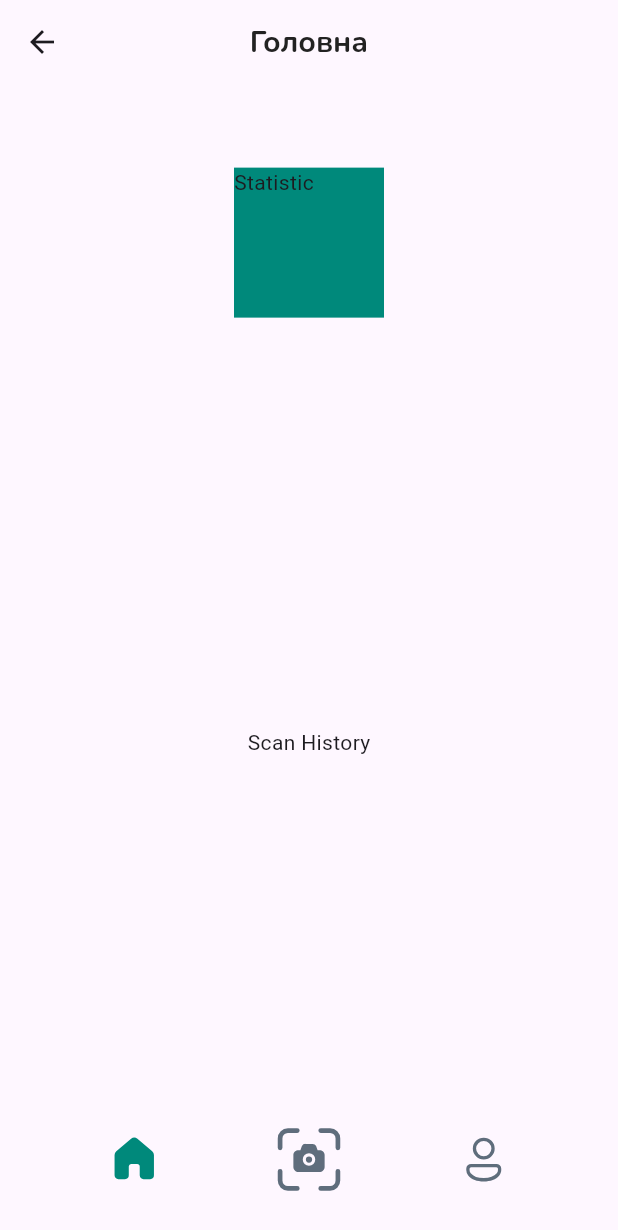
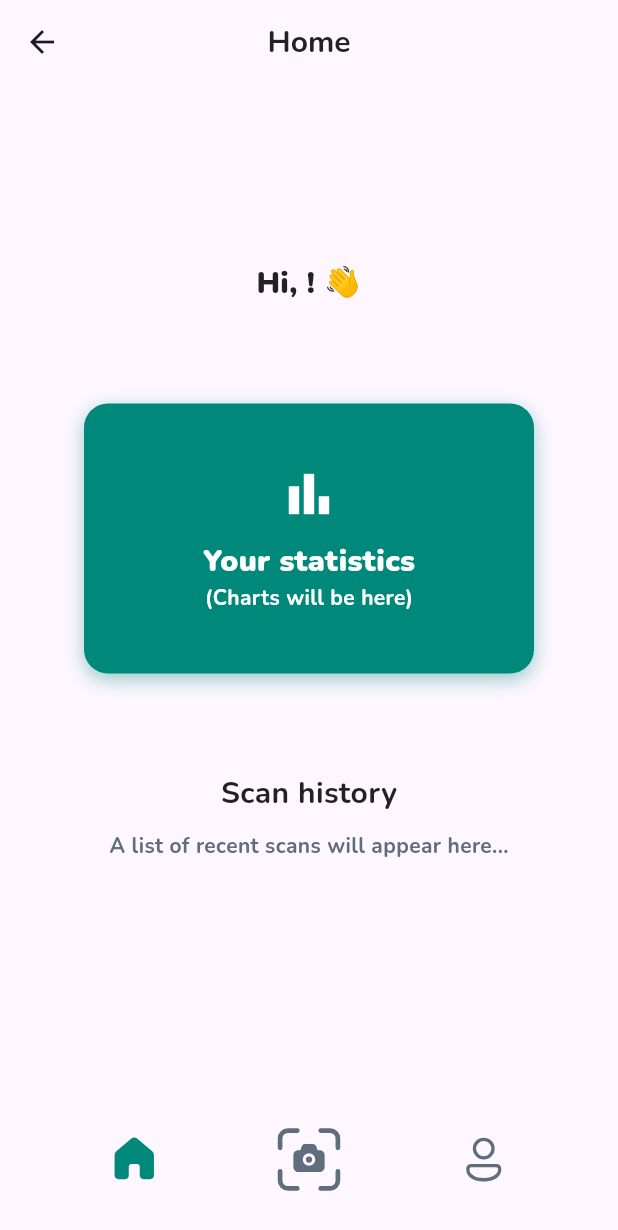
Before and after one commit to jjuulliiaas/Trash-CLassifier, a Flutter app: the HomeScreen screen opened by its route, on a phone screen of 412 x 824 dp. Shown: the top 1230 px of the screen. Run offline on Flutter 3.47's test engine with Material 3 defaults, Android fonts, the light colour scheme and no system bars; our stand-ins replace camera, cloud_firestore, firebase_auth, firebase_core, fluentui_system_icons, google_fonts; missing offline and left inert: tflite_flutter; accounts and stored records are empty.

Commit message:
feat(auth): - add AuthWrapper to handle user session persistence (auto-login) - add dynamic categories and refactor UI architecture - implement fetching of trash categories from Firestore during registration - refactor Home and Account screens: create and extract Guest/User views into separate widgets - optimize navigation: use pop() for auth flows to prevent stack accumulation

```diff
--- a/lib/blocks/auth/provider.dart
+++ b/lib/blocks/auth/provider.dart
@@ -35,6 +35,12 @@ class AuthProvider extends ChangeNotifier {
     }
   }
 
+  Future<void> logout() async {
+      await _authRepository.logout();
+      user = null;
+      notifyListeners();
+  }
+
   Future<void> resetPassword(String email) async {
     try {
       await _authRepository.sendPasswordResetEmail(email);
--- a/lib/l10n/intl_en.arb
+++ b/lib/l10n/intl_en.arb
@@ -31,6 +31,7 @@
   "yourEmail": "Your Email",
   "yourPassword": "Your Password",
   "alreadyHaveAccount": "Already have account?",
+  "notHaveAccount": "Don't have an account yet?",
   "signIn": "Sign In",
   "isRequired": "This field is required",
   "invalidEmail": "Invalid email format",
@@ -45,5 +46,29 @@
   "pleaseEnterYourEmail": "Enter your email address and we will send you a link to reset your password.",
   "resetPassword": "Reset password",
   "forgotPassword": "Forgot password?",
-  "emailSendSuccessfully": "The email has been sent successfully"
+  "emailSendSuccessfully": "The email has been sent successfully",
+  "welcomeToTrashClassifier": "Welcome to Trash Classifier! 🌱",
+  "statisticsUnavailable": "Statistics unavailable",
+  "signInToSeeYourResults": "Sign in to see your results",
+  "scanHistory": "Scan history",
+  "scanHistorySaveOnlyInAccount": "Scan history is saved only in your account.",
+  "friend": "Friend",
+  "greeting": "Hi, {name}! 👋",
+  "@greeting": {
+    "description": "User greeting with name",
+    "placeholders": {
+      "name": {
+        "type": "String"
+      }
+    }
+  },
+  "yourStatistics": "Your statistics",
+  "chartsWillBeHere": "(Charts will be here)",
+  "lastScansWillBeHere": "A list of recent scans will appear here...",
+  "openMoreOpportunities": "Unlock more opportunities",
+  "createAccountForSavingScans": "Create an account to save your scan history and get detailed statistics on sorted waste.",
+  "createAccount": "Create account",
+  "user": "User",
+  "u": "U",
+  "exit": "Sign out"
 }
--- a/lib/main.dart
+++ b/lib/main.dart
@@ -1,3 +1,4 @@
+import 'package:firebase_auth/firebase_auth.dart' as firebase_auth;
 import 'package:firebase_core/firebase_core.dart';
 import 'package:flutter/material.dart';
 import 'package:provider/provider.dart';
@@ -8,6 +9,7 @@ import 'package:trash_classifier/routes.dart';
 import 'package:flutter_localizations/flutter_localizations.dart';
 import 'package:trash_classifier/services/auth_service.dart';
 import 'package:trash_classifier/services/firestore_service.dart';
+import 'package:trash_classifier/widgets/screens/home/screen.dart';
 import 'blocks/auth/repository.dart';
 import 'generated/l10n.dart';
 
@@ -43,7 +45,6 @@ class TrashClassifier extends StatelessWidget {
         ),
         debugShowCheckedModeBanner: AppConfig.isProd ? false : true,
         onGenerateRoute: AppRoutes.generateRoute,
-        initialRoute: AppRoutes.home,
         localizationsDelegates: [
           S.delegate,
           GlobalMaterialLocalizations.delegate,
@@ -54,7 +55,25 @@ class TrashClassifier extends StatelessWidget {
           Locale('en'), // English
           Locale('uk'), // Ukrainian
         ],
-        locale: const Locale('uk'),
+        locale: const Locale('en'),
+        home: const AuthWrapper(),
       );
   }
 }
+
+class AuthWrapper extends StatelessWidget {
+  const AuthWrapper({super.key});
+
+  @override
+  Widget build(BuildContext context) {
+    return StreamBuilder(
+        stream: firebase_auth.FirebaseAuth.instance.authStateChanges(),
+        builder: (context, snapshot) {
+          if (snapshot.connectionState == ConnectionState.waiting) {
+            return const Scaffold(body: Center(child: CircularProgressIndicator()));
+          }
+          return const HomeScreen();
+        }
+    );
+  }
+}
--- a/lib/widgets/screens/home/body.dart
+++ b/lib/widgets/screens/home/body.dart
@@ -1,31 +1,29 @@
+import 'package:firebase_auth/firebase_auth.dart';
 import 'package:flutter/material.dart';
-import 'package:trash_classifier/ui/colors.dart';
+import 'package:trash_classifier/widgets/screens/home/components/user_view.dart';
+
+import 'components/guest_view.dart';
 
 class HomeBody extends StatelessWidget{
   const HomeBody({super.key});
 
   @override
   Widget build(BuildContext context) {
-    return Column(
-      mainAxisAlignment: MainAxisAlignment.spaceAround,
-      children: [
-        Center(
-          child: SizedBox(
-            width: 100,
-            height: 100,
-            child: Container(
-              decoration: BoxDecoration(
-                color: AppColors.primaryGreen
-              ),
-              child: const Text('Statistic'),
-            )
-          )
-        ),
-        const SizedBox(height: 50,),
-        const Text('Scan History'),
-        const SizedBox(height: 50,),
+    return StreamBuilder(
+        stream: FirebaseAuth.instance.userChanges(),
+        builder: (context, snapshot) {
+          if (snapshot.connectionState == ConnectionState.waiting) {
+            return const Center(child: CircularProgressIndicator());
+          }
 
-      ],
+          final user = snapshot.data;
+
+          if(user == null) {
+            return const HomeGuestView();
+          } else {
+            return HomeUserView(user: user);
+          }
+        }
     );
   }
 }
--- /dev/null
+++ b/lib/widgets/screens/home/components/user_view.dart
@@ -0,0 +1,92 @@
+import 'package:flutter/material.dart';
+import 'package:firebase_auth/firebase_auth.dart';
+import '../../../../generated/l10n.dart';
+import '../../../../ui/colors.dart';
+import '../../../../ui/fonts.dart';
+
+class HomeUserView extends StatelessWidget {
+  const HomeUserView({super.key, required this.user});
+
+  final User user;
+
+  @override
+  Widget build(BuildContext context) {
+    final $ = S.of(context);
+
+    final name = user.displayName ?? $.friend;
+
+    return Column(
+      mainAxisAlignment: MainAxisAlignment.spaceAround,
+      children: [
+        const SizedBox(height: 20),
+
+        Text(
+          $.greeting(name),
+          style: AppFonts.buildCategoryHeading(),
+        ),
+
+        Center(
+          child: SizedBox(
+            width: 300,
+            height: 180,
+            child: Container(
+              decoration: BoxDecoration(
+                color: AppColors.primaryGreen,
+                borderRadius: BorderRadius.circular(16),
+                boxShadow: [
+                  BoxShadow(
+                    color: AppColors.primaryGreen.withOpacity(0.4),
+                    blurRadius: 10,
+                    offset: const Offset(0, 4),
+                  )
+                ],
+              ),
+              child: Column(
+                mainAxisAlignment: MainAxisAlignment.center,
+                children: [
+                  const Icon(
+                      Icons.bar_chart,
+                      color: AppColors.primaryWhite,
+                      size: 40
+                  ),
+                  const SizedBox(height: 10),
+                  Text(
+                    $.yourStatistics,
+                    style: AppFonts.buildCategoryHeading(
+                        color: AppColors.primaryWhite
+                    ),
+                  ),
+                  Text(
+                    $.chartsWillBeHere,
+                    style: AppFonts.buildCategoryDescription(
+                        color: AppColors.primaryWhite
+                    ),
+                  ),
+                ],
+              ),
+            ),
+          ),
+        ),
+
+        Column(
+          children: [
+            Text(
+              $.scanHistory,
+              style: AppFonts.buildScreenHeading(
+                  color: AppColors.primaryBlack
+              ),
+            ),
+            const SizedBox(height: 10),
+            Text(
+              $.lastScansWillBeHere,
+              style: AppFonts.buildCategoryDescription(
+                  color: AppColors.primaryGrey
+              ),
+            ),
+          ],
+        ),
+        const SizedBox(height: 50,),
+      ],
+    );
+  }
+}
--- a/lib/widgets/screens/reset_password/screen.dart
+++ b/lib/widgets/screens/reset_password/screen.dart
@@ -1,6 +1,5 @@
 import 'package:flutter/material.dart';
 import 'package:provider/provider.dart';
-import 'package:trash_classifier/widgets/common/bottom_bar.dart';
 import '../../../blocks/reset_password/provider.dart';
 import '../../../generated/l10n.dart';
 import '../../../ui/fonts.dart';
@@ -24,7 +23,6 @@ class ResetPasswordScreen extends StatelessWidget{
           centerTitle: true,
         ),
         body: ResetPasswordBody(),
-        bottomNavigationBar: CBottomBar(currentIndex: 0,),
       ),
     );
   }
--- a/lib/widgets/screens/sign_in/body.dart
+++ b/lib/widgets/screens/sign_in/body.dart
@@ -99,7 +99,7 @@ class _SignInBodyState extends State<SignInBody> {
               onTap: () {
                 Navigator.pushReplacementNamed(context, AppRoutes.signUp);
               },
-              text: $.alreadyHaveAccount,
+              text: $.notHaveAccount,
               actionText: $.signUp,
             )
           ],
--- a/lib/widgets/screens/sign_in/controller.dart
+++ b/lib/widgets/screens/sign_in/controller.dart
@@ -4,7 +4,6 @@ import 'package:trash_classifier/helpers/firebase_error_handler.dart';
 import '../../../blocks/auth/provider.dart';
 
 import '../../../blocks/sign_in/provider.dart';
-import '../../../routes.dart';
 
 class SignInController {
 
@@ -26,7 +25,7 @@ class SignInController {
       );
 
       if(authProvider.user != null && context.mounted) {
-        Navigator.pushReplacementNamed(context, AppRoutes.home);
+        Navigator.of(context).pop();
       }
     } catch(e) {
       if(context.mounted) {
--- a/lib/widgets/screens/sign_in/screen.dart
+++ b/lib/widgets/screens/sign_in/screen.dart
@@ -1,6 +1,5 @@
 import 'package:flutter/material.dart';
 import 'package:provider/provider.dart';
-import 'package:trash_classifier/widgets/common/bottom_bar.dart';
 import '../../../blocks/sign_in/provider.dart';
 import '../../../generated/l10n.dart';
 import '../../../ui/fonts.dart';
@@ -24,7 +23,6 @@ class SignInScreen extends StatelessWidget{
           centerTitle: true,
         ),
         body: SignInBody(),
-        bottomNavigationBar: CBottomBar(currentIndex: 0,),
       ),
     );
   }
--- a/lib/widgets/screens/sign_up/screen.dart
+++ b/lib/widgets/screens/sign_up/screen.dart
@@ -1,7 +1,6 @@
 import 'package:flutter/material.dart';
 import 'package:provider/provider.dart';
 import 'package:trash_classifier/blocks/sign_up/provider.dart';
-import 'package:trash_classifier/widgets/common/bottom_bar.dart';
 import '../../../generated/l10n.dart';
 import '../../../ui/fonts.dart';
 import 'body.dart';
@@ -24,7 +23,6 @@ class SignUpScreen extends StatelessWidget{
           centerTitle: true,
         ),
         body: const SignUpBody(),
-        bottomNavigationBar: CBottomBar(currentIndex: 0,),
       ),
     );
   }
```
Also changed, not shown: lib/blocks/auth/repository.dart (+20 -1 lines), lib/l10n/intl_uk.arb (+27 -1 lines), lib/services/auth_service.dart (+17 -0 lines), lib/services/firestore_service.dart (+10 -0 lines), lib/widgets/screens/account/body.dart (+18 -15 lines), lib/widgets/screens/account/components/guest_view.dart (added, +59 -0 lines), lib/widgets/screens/account/components/user_view.dart (added, +59 -0 lines), lib/widgets/screens/account/controller.dart (added, +28 -0 lines), lib/widgets/screens/home/components/guest_view.dart (added, +100 -0 lines), lib/generated/intl/messages_en.dart, lib/generated/intl/messages_uk.dart, lib/generated/l10n.dart.
